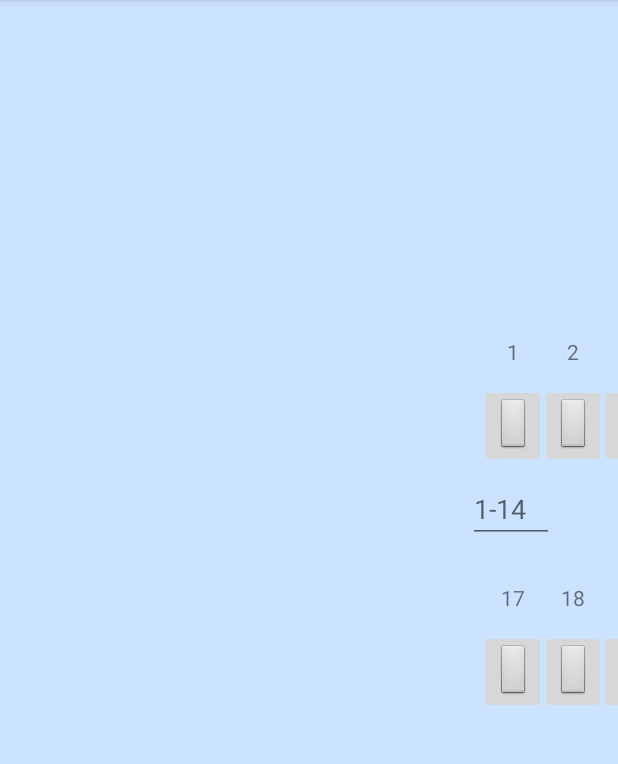
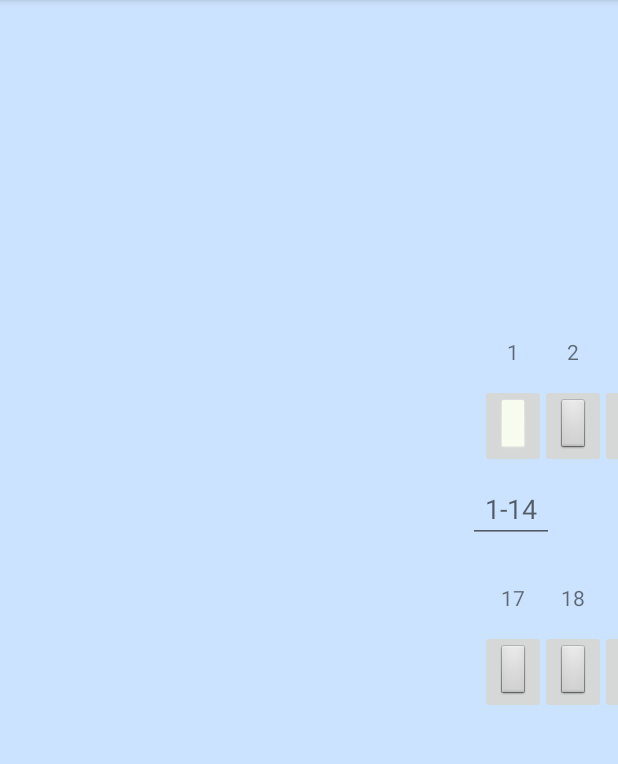
Before and after one commit to ericfan2770/dentist-clinic-view, an Android app: the screen it shows after launch (MainActivity), after a tap on an icon or button, on a phone screen of 412 x 824 dp, the part 84-848 px from its top. Run offline under Robolectric (Android 15) with nearby library versions, the phone set to English and light mode, and no system bars.

Commit message:
Implement colors and input checking

```diff
--- a/app/src/main/java/com/example/dentistclinicview/MainActivity.java
+++ b/app/src/main/java/com/example/dentistclinicview/MainActivity.java
@@ -1,11 +1,15 @@
 package com.example.dentistclinicview;
 
 import android.content.Context;
+import android.content.DialogInterface;
+import android.os.Build;
 import android.os.Bundle;
 
 import com.google.android.material.floatingactionbutton.FloatingActionButton;
 import com.google.android.material.snackbar.Snackbar;
 
+import androidx.annotation.RequiresApi;
+import androidx.appcompat.app.AlertDialog;
 import androidx.appcompat.app.AppCompatActivity;
 import androidx.appcompat.widget.Toolbar;
 
@@ -24,58 +28,96 @@ import android.widget.Toast;
 
 public class MainActivity extends AppCompatActivity {
 
-    private String[] pH;
+    private int[] teethPh;
 
     public MainActivity() {
-        pH = new String[32];
+        teethPh = new int[32];
     }
 
+    @RequiresApi(api = Build.VERSION_CODES.M)
     @Override
     protected void onCreate(Bundle savedInstanceState) {
         super.onCreate(savedInstanceState);
         setContentView(R.layout.activity_main);
 
+        handleTooth();
+    }
 
+    @RequiresApi(api = Build.VERSION_CODES.M)
+    public void handleTooth() {
         // Button for tooth1
         ImageButton button = (ImageButton) findViewById(R.id.tooth1);
+        Context contextInstance = getApplicationContext();
 
-        //
-        EditText pHInput = (EditText) findViewById(R.id.editTextpHLevel);
-        TextView pHDisplay = (TextView) findViewById(R.id.pHTooth1);
-        pHDisplay.setVisibility(View.INVISIBLE);
+        // Input text box for tooth1
+        EditText phInput = (EditText) findViewById(R.id.editTextpHLevel);
 
+        // Text display for tooth 1
+        TextView phDisplay = (TextView) findViewById(R.id.pHTooth1);
+        phDisplay.setVisibility(View.INVISIBLE);
+
+        // Desired action to be performed when the tooth button is clicked
         button.setOnClickListener(new View.OnClickListener() {
             @Override
             public void onClick(View v) {
-                // Make the pH input field and prompt visible
-                pHInput.setVisibility(View.VISIBLE);
+                // Make the pH input field visible
+                phInput.setVisibility(View.VISIBLE);
+
+                // Make the pH of the tooth, if already there, invisible (because we are about
+                // to change the pH)
+                phDisplay.setVisibility(View.INVISIBLE);
             }
         });
 
-        pHInput.setOnKeyListener(new View.OnKeyListener() {
+        // Handle the case when the button is long-clicked
+        button.setOnLongClickListener(new View.OnLongClickListener() {
+            @Override
+            public boolean onLongClick(View v) {
+                button.setVisibility(View.INVISIBLE);
+                return true;
+            }
+        });
+
+        // Desired action to be performed when the enter button is clicked
+        phInput.setOnKeyListener(new View.OnKeyListener() {
             public boolean onKey(View v, int keyCode, KeyEvent event) {
+                boolean ok = true;
+                // If the user has clicked enter
                 if (event.getAction() == KeyEvent.ACTION_DOWN && keyCode == KeyEvent.KEYCODE_ENTER) {
                     // Get the pH that the client has entered
-                   pH[0] = pHInput.getText().toString();
+                    try {
+                        teethPh[0] = Integer.parseInt(phInput.getText().toString());
+                    } catch (NumberFormatException exception) {
+                        showToast("Please enter a number between 1 to 14");
+                        ok = false;
+                    }
+
+                    if (!validPh(teethPh[0])) {
+                        showToast("Please enter a number between 1 to 14");
+                        ok = false;
+                    }
+                    if (ok) {
+                        setToothColor(button, contextInstance, teethPh[0]);
 
                         // Display pH that user entered
-                   String confirmation = "You entered a pH of " + pH[0] + " for tooth 1";
+                        String confirmation = "You entered a pH of " + teethPh[0] + " for tooth 1";
                         showToast(confirmation);
 
-                   // Make the pH input field and prompt invisible
-                   pHInput.setVisibility(View.INVISIBLE);
-                   pHDisplay(pHDisplay, pH[0]);
+                        // Make the pH input field invisible
+                        phInput.setVisibility(View.INVISIBLE);
+                        pHDisplay(phDisplay, teethPh[0]);
 
+                        // Drop the keyboard out of sight
                         closeKeyboard();
-
                         return true;
+                    }
                 }
                 return false;
             }
         });
     }
 
-    private void closeKeyboard() {
+    public void closeKeyboard() {
         View view = this.getCurrentFocus();
         if (view != null) {
             InputMethodManager imm = (InputMethodManager) getSystemService(Context.INPUT_METHOD_SERVICE);
@@ -83,12 +125,53 @@ public class MainActivity extends AppCompatActivity {
         }
     }
 
-    private void pHDisplay(TextView phDisplay, String pH) {
-        phDisplay.setText(pH);
+    public void pHDisplay(TextView phDisplay, int pH) {
+        phDisplay.setText("" + pH);
         phDisplay.setVisibility(View.VISIBLE);
     }
 
-    private void showToast(String text) {
+    public void showToast(String text) {
         Toast.makeText(MainActivity.this, text, Toast.LENGTH_SHORT).show();
     }
+
+    public boolean validPh(int ph) {
+        if (ph < 1 || ph > 14) {
+            return false;
         }
+        return true;
+    }
+
+    // Set the button color depending on what pH the user has entered for a specific tooth
+    @RequiresApi(api = Build.VERSION_CODES.LOLLIPOP)
+    public void setToothColor(ImageButton button, Context contextInstance, int ph) {
+        if (ph == 1) {
+            button.setImageTintList(contextInstance.getResources().getColorStateList(R.color.red));
+        } else if (ph == 2) {
+            button.setImageTintList(contextInstance.getResources().getColorStateList(R.color.pink));
+        } else if (ph == 3) {
+            button.setImageTintList(contextInstance.getResources().getColorStateList(R.color.orange));
+        } else if (ph == 4) {
+            button.setImageTintList(contextInstance.getResources().getColorStateList(R.color.beige));
+        } else if (ph == 5) {
+            button.setImageTintList(contextInstance.getResources().getColorStateList(R.color.yellow));
+        } else if (ph == 6) {
+            button.setImageTintList(contextInstance.getResources().getColorStateList(R.color.limegreen));
+        } else if (ph == 7) {
+            button.setImageTintList(contextInstance.getResources().getColorStateList(R.color.green));
+        } else if (ph == 8) {
+            button.setImageTintList(contextInstance.getResources().getColorStateList(R.color.darkgreen));
+        } else if (ph == 9) {
+            button.setImageTintList(contextInstance.getResources().getColorStateList(R.color.turquoise));
+        } else if (ph == 10) {
+            button.setImageTintList(contextInstance.getResources().getColorStateList(R.color.paleblue));
+        } else if (ph == 11) {
+            button.setImageTintList(contextInstance.getResources().getColorStateList(R.color.blue));
+        } else if (ph == 12) {
+            button.setImageTintList(contextInstance.getResources().getColorStateList(R.color.darkblue));
+        } else if (ph == 13) {
+            button.setImageTintList(contextInstance.getResources().getColorStateList(R.color.violet));
+        } else {
+            button.setImageTintList(contextInstance.getResources().getColorStateList(R.color.purple));
+        }
+    }
+}
--- a/app/src/main/res/layout/activity_main.xml
+++ b/app/src/main/res/layout/activity_main.xml
@@ -21,6 +21,7 @@
         android:hint="@string/_1_14"
         android:inputType="textPersonName"
         android:visibility="gone"
+        android:gravity="center_horizontal"
         app:layout_constraintStart_toStartOf="parent"
         app:layout_constraintTop_toBottomOf="@+id/tooth1" />
 
@@ -28,14 +29,14 @@
 
     <TextView
         android:id="@+id/pHTooth1"
-        android:layout_width="26dp"
-        android:layout_height="17dp"
+        android:layout_width="16dp"
+        android:layout_height="22dp"
         android:layout_above="@+id/tooth1"
-        android:layout_marginStart="329dp"
-        android:layout_marginLeft="329dp"
+        android:layout_marginStart="334dp"
+        android:layout_marginLeft="334dp"
         android:layout_marginTop="12dp"
+        android:gravity="center_horizontal"
         android:text=""
-        android:gravity="center_horizontal"
         app:layout_constraintStart_toStartOf="parent"
         app:layout_constraintTop_toBottomOf="@+id/tooth1" />
 
@@ -522,7 +523,8 @@
         android:layout_marginStart="320dp"
         android:layout_marginLeft="320dp"
         android:layout_marginTop="256dp"
-        android:contentDescription="@null"
+        android:tint="#F8FFF0"
+
         app:layout_constraintStart_toStartOf="parent"
         app:layout_constraintTop_toTopOf="parent"
         app:srcCompat="@android:drawable/btn_default_small" />
--- a/app/src/main/res/values/colors.xml
+++ b/app/src/main/res/values/colors.xml
@@ -7,4 +7,21 @@
     <color name="teal_700">#FF018786</color>
     <color name="black">#FF000000</color>
     <color name="white">#FFFFFFFF</color>
+
+<!--    Teeth color-->
+    <color name="red">#FFFF0000</color>
+    <color name="pink">#FFFFC0CB</color>
+    <color name="orange">#FFFFA500</color>
+    <color name="beige">#FFF5F5DC</color>
+    <color name="yellow">#FFFFFF00</color>
+    <color name="limegreen">#FF32CD32</color>
+    <color name="green">#FF008000</color>
+    <color name="darkgreen">#FF006400</color>
+    <color name="turquoise">#FF30D5C8</color>
+    <color name="paleblue">#FFAFEEEE</color>
+    <color name="blue">#FF0000FF</color>
+    <color name="darkblue">#FF00008B</color>
+    <color name="violet">#FFEE82EE</color>
+    <color name="purple">#FF800080</color>
+
 </resources>
--- a/build.gradle
+++ b/build.gradle
@@ -5,7 +5,7 @@ buildscript {
         jcenter()
     }
     dependencies {
-        classpath "com.android.tools.build:gradle:4.1.0"
+        classpath 'com.android.tools.build:gradle:4.1.1'
 
         // NOTE: Do not place your application dependencies here; they belong
         // in the individual module build.gradle files
```
Lines whose indentation alone changed are shown as unchanged.
